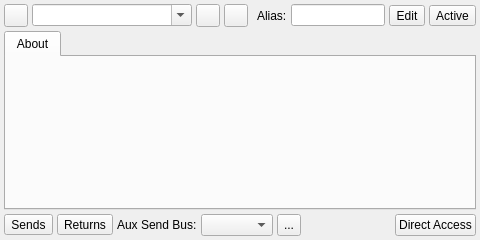
Old version of the form src/qtractorPluginForm.ui in the repository rncbc/qtractor.
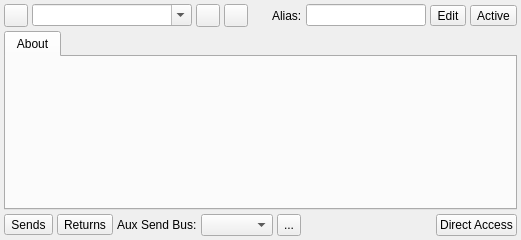
New version of the form. Icons and pictures are not drawn.

Diff of the .ui file:
```diff
--- a/src/qtractorPluginForm.ui
+++ b/src/qtractorPluginForm.ui
@@ -114,7 +114,7 @@
         <enum>Qt::Horizontal</enum>
        </property>
        <property name="sizeType">
-        <enum>QSizePolicy::Expanding</enum>
+        <enum>QSizePolicy::MinimumExpanding</enum>
        </property>
        <property name="sizeHint">
         <size>
@@ -136,6 +136,12 @@
      </item>
      <item>
       <widget class="QLineEdit" name="AliasLineEdit">
+       <property name="minimumSize">
+        <size>
+         <width>120</width>
+         <height>0</height>
+        </size>
+       </property>
        <property name="toolTip">
         <string>Plugin alias</string>
        </property>
```
